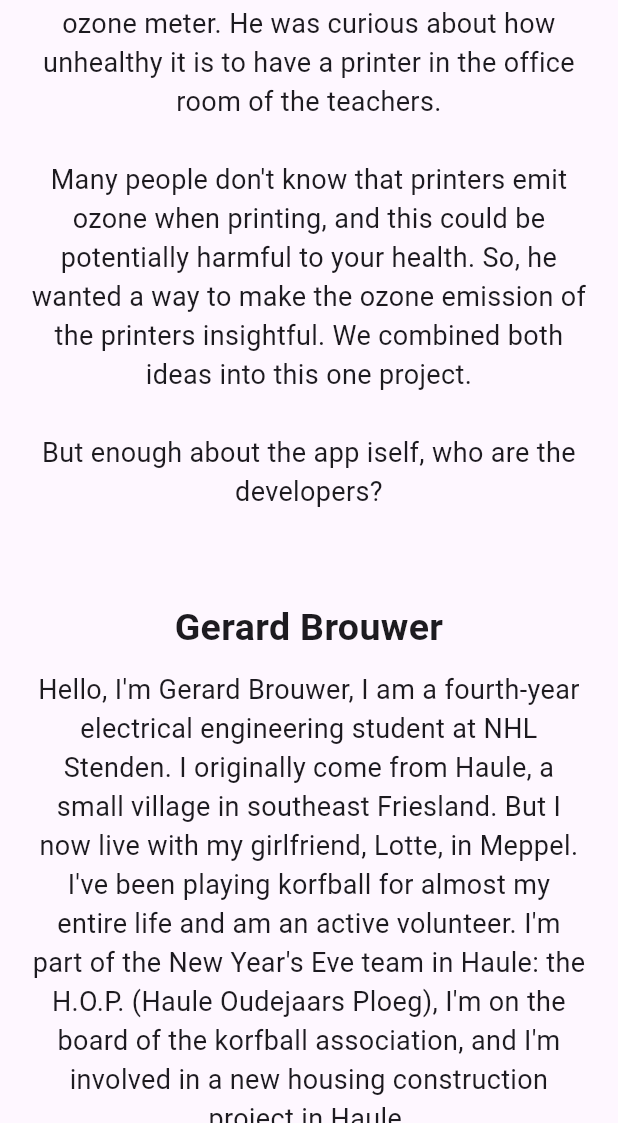
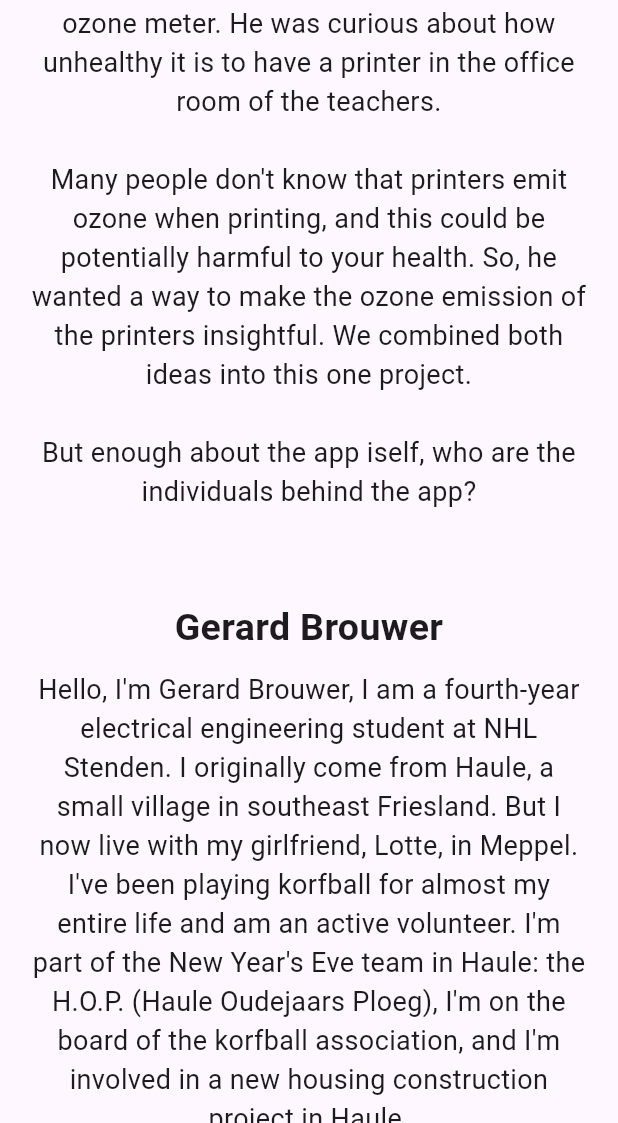
Before and after one commit to gekkegerard/airtastic, a Flutter app: the About screen opened by its route, scrolled down 576 dp, on a phone screen of 412 x 824 dp, the part 113-1236 px from its top. Run offline on Flutter 3.47's test engine with Material 3 defaults, Android fonts, the phone set to English and light mode, and no system bars; our stand-ins replace fl_chart, syncfusion_flutter_charts; network calls fail.

Commit message:
New Flutter version??

```diff
--- a/lib/data/about_us_page_content.dart
+++ b/lib/data/about_us_page_content.dart
@@ -1,13 +1,13 @@
 const navBarHeader = 'About us';
 const firstHeader = 'Hi there!';
 const firstParagraph =
-    'Welcome to our "About us page", here we will tell you more about the story behind the app and ourselves.';
+    'Welcome to our "About us" page, here we will tell you more about the story behind the app and ourselves.';
 const secondHeader = 'The origin of the app';
 const secondParagraph =
-    "For our 'App Development' course, we had to develop an app (who would have guessed that?). Markus already had a project in mind he wanted to create: a temperature/humidity meter for your room that stores data in a database with an app to display everything. However, for app development, we needed to have a client, so we checked if any teacher would be willing to fulfill this role. \n\nWe approached Mr. Bijlsma, he was enthusiastic about our project and had a good idea for an addition to the project: an ozone meter. He was curious about how unhealthy it is to have a printer in the office room of the teachers.\n\nMany people don't know that printers emit ozone when printing, and this could be potentially harmful to your health. So, he wanted a way to make the ozone emission of the printers insightful. We combined both ideas into this one project.\n\nBut enough about the app iself, who are the developers?";
+    "For our 'App Development' course, we had to develop an app (who would have guessed that?). Markus already had a project in mind he wanted to create: a temperature/humidity meter for your room that stores data in a database with an app to display everything. However, for app development, we needed to have a client, so we checked if any teacher would be willing to fulfill this role. \n\nWe approached Mr. Bijlsma, he was enthusiastic about our project and had a good idea for an addition to the project: an ozone meter. He was curious about how unhealthy it is to have a printer in the office room of the teachers.\n\nMany people don't know that printers emit ozone when printing, and this could be potentially harmful to your health. So, he wanted a way to make the ozone emission of the printers insightful. We combined both ideas into this one project.\n\nBut enough about the app iself, who are the individuals behind the app?";
 const thirdHeader = 'Gerard Brouwer';
 const thirdParagraph =
     "Hello, I'm Gerard Brouwer, I am a fourth-year electrical engineering student at NHL Stenden. I originally come from Haule, a small village in southeast Friesland. But I now live with my girlfriend, Lotte, in Meppel. I've been playing korfball for almost my entire life and am an active volunteer. I'm part of the New Year's Eve team in Haule: the H.O.P. (Haule Oudejaars Ploeg), I'm on the board of the korfball association, and I'm involved in a new housing construction project in Haule.\n\nIn my remaining free time, I enjoy pursuing hobbies. I've been working on converting a Puch (a moped) to electric for about 2 years, and I also find home automation, Arduino, Raspberry Pi, and similar projects very interesting. In short, a busy and enjoyable life.";
 const fourthHeader = "Markus Glumm";
 const fourthParagraph =
-    "Hi, my name is Markus Glumm. Just like Gerard I'm a fourth-year electrical engineering student at NHL Stenden. I was born in Germany, near the city of Leipzig. Back when I was 8 years old, I moved to the Netherlands together with my parents. Since then, I live in Drachten, Friesland. My hobbies are running, motorcycling, programming, playing keyboard, 3D-designing, and 3D-printing. ";
+    "Hi, my name is Markus Glumm. Just like Gerard I'm a fourth-year electrical engineering student at NHL Stenden. I was born in Germany, near the city of Leipzig. Back when I was 8 years old, I moved to the Netherlands together with my parents, since then, I live in Drachten, Friesland. My hobbies are running, motorcycling, programming, playing keyboard, 3D-designing, and 3D-printing. ";
--- a/lib/widgets/time_picker_widget.dart
+++ b/lib/widgets/time_picker_widget.dart
@@ -94,7 +94,7 @@ class _TimePickerWidgetState extends State<TimePickerWidget> {
   Widget build(BuildContext context) {
     return ElevatedButton(
       onPressed: () => _selectTime(context),
-      style: OutlinedButton.styleFrom(
+      style: FilledButton.styleFrom(
         foregroundColor: Colors.white,
         backgroundColor: Colors.red[600],
       ),
```
Also changed, not shown: lib/pages/Temperature_Chart.dart (+6 -8 lines), lib/widgets/date_picker_widget.dart (+8 -10 lines), pubspec.lock.
